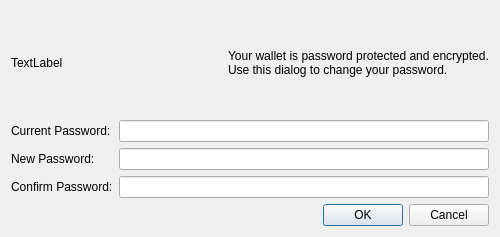
Qt form src/dialog/passwordchangedialog.ui (feather-wallet/feather) before a commit.
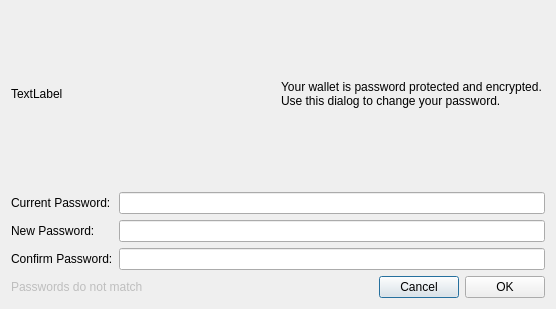
The same form after that commit.

What changed in the file:
```diff
--- a/src/dialog/passwordchangedialog.ui
+++ b/src/dialog/passwordchangedialog.ui
@@ -6,8 +6,8 @@
    <rect>
     <x>0</x>
     <y>0</y>
-    <width>500</width>
-    <height>237</height>
+    <width>556</width>
+    <height>309</height>
    </rect>
   </property>
   <property name="sizePolicy">
@@ -41,6 +41,22 @@
      </item>
     </layout>
    </item>
+   <item>
+    <spacer name="verticalSpacer">
+     <property name="orientation">
+      <enum>Qt::Vertical</enum>
+     </property>
+     <property name="sizeType">
+      <enum>QSizePolicy::Fixed</enum>
+     </property>
+     <property name="sizeHint" stdset="0">
+      <size>
+       <width>20</width>
+       <height>10</height>
+      </size>
+     </property>
+    </spacer>
+   </item>
    <item>
     <layout class="QGridLayout" name="gridLayout">
      <item row="1" column="0">
@@ -88,14 +104,45 @@
     </layout>
    </item>
    <item>
-    <widget class="QDialogButtonBox" name="buttonBox">
-     <property name="orientation">
-      <enum>Qt::Horizontal</enum>
-     </property>
-     <property name="standardButtons">
-      <set>QDialogButtonBox::Cancel|QDialogButtonBox::Ok</set>
-     </property>
-    </widget>
+    <layout class="QHBoxLayout" name="horizontalLayout_2">
+     <item>
+      <widget class="QLabel" name="label_match">
+       <property name="enabled">
+        <bool>false</bool>
+       </property>
+       <property name="text">
+        <string>Passwords do not match</string>
+       </property>
+      </widget>
+     </item>
+     <item>
+      <spacer name="horizontalSpacer">
+       <property name="orientation">
+        <enum>Qt::Horizontal</enum>
+       </property>
+       <property name="sizeHint" stdset="0">
+        <size>
+         <width>40</width>
+         <height>20</height>
+        </size>
+       </property>
+      </spacer>
+     </item>
+     <item>
+      <widget class="QPushButton" name="btn_Cancel">
+       <property name="text">
+        <string>Cancel</string>
+       </property>
+      </widget>
+     </item>
+     <item>
+      <widget class="QPushButton" name="btn_OK">
+       <property name="text">
+        <string>OK</string>
+       </property>
+      </widget>
+     </item>
+    </layout>
    </item>
   </layout>
  </widget>
```
Left out of the diff: 39 changed lines with no effect on the pictures.
